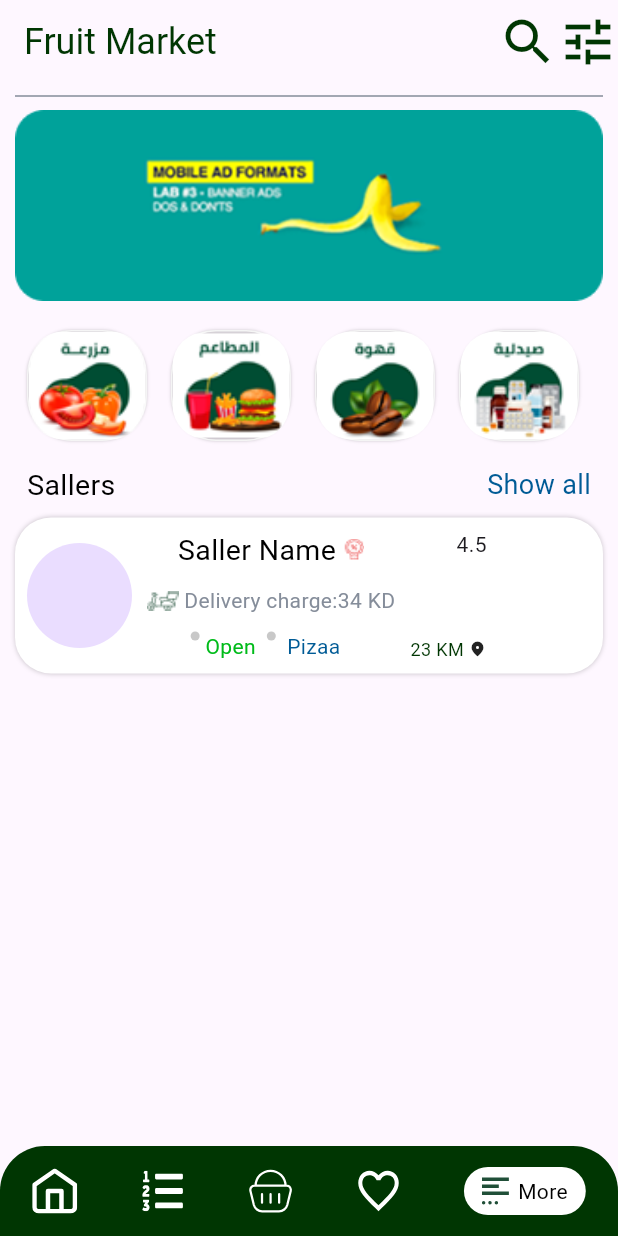
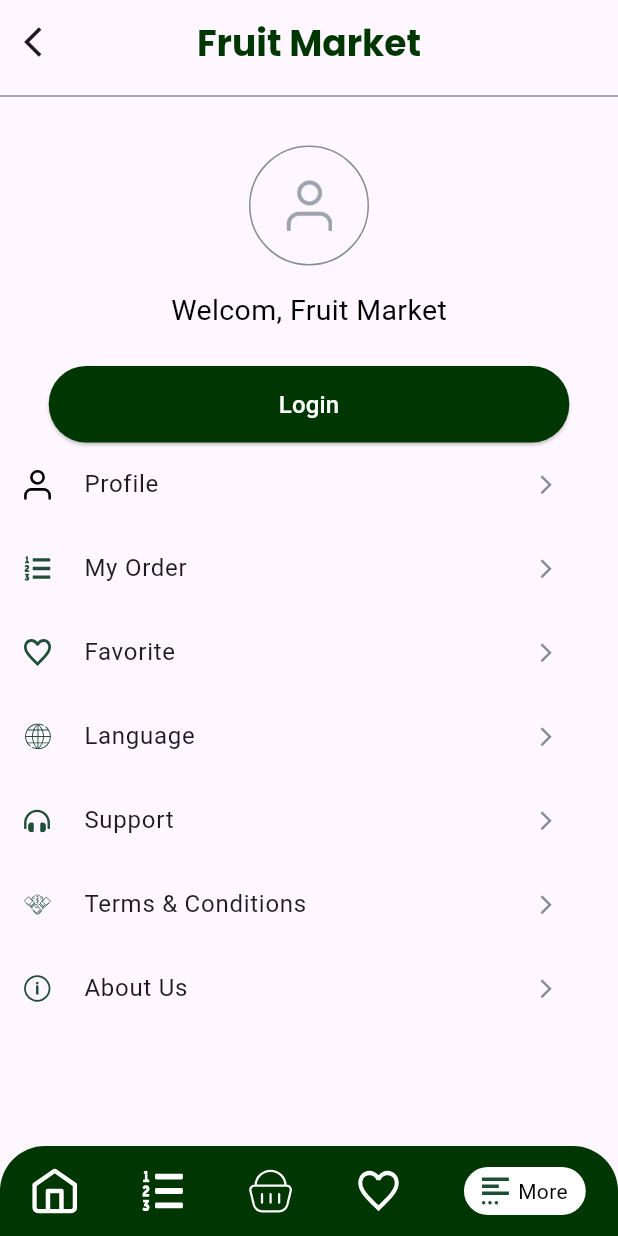
Before and after one commit to AyaNasserEzat/market, a Flutter app: the BottomNavigationBar screen opened by its route, item 5 of the bottom bar chosen, on a phone screen of 412 x 824 dp. Run offline on Flutter 3.47's test engine with Material 3 defaults, Android fonts, the phone set to English and light mode, and no system bars; our stand-ins replace flutter_screenutil, flutter_svg, go_router, pin_code_fields; Roboto replaces fonts that are missing (TitilliumWeb).

Commit message:
profile view

```diff
--- a/lib/core/utils/app_assets.dart
+++ b/lib/core/utils/app_assets.dart
@@ -15,4 +15,13 @@ class AppAssetes {
 
       static String offer="assets/images/offer.png";
 
+        static const String iconUser = 'assets/images/Icon feather-user.svg';
+
+  static const String favorite = 'assets/images/selected_faviort.svg';
+  static const String language = 'assets/images/langauge_icon.svg';
+  static const String support = 'assets/images/support_icon.svg';
+  static const String terms = 'assets/images/terms&condition_icon.svg';
+  static const String about = 'assets/images/about_us_icon.svg';
+
+
 }
--- a/lib/core/utils/app_strings.dart
+++ b/lib/core/utils/app_strings.dart
@@ -32,4 +32,12 @@ class AppStrings {
     static const String submit = 'Submit';
         static const String basket = 'Basket';
             static const String checkOut = 'Procced to Checkout';
+
+              static const String profile = 'Profile';
+  static const String myOrder = 'My Order';
+  static const String favorite = 'Favorite';
+  static const String language = 'Language';
+  static const String support = 'Support';
+  static const String terms = 'Terms & Conditions';
+  static const String aboutUs = 'About Us';
 }
--- a/lib/core/utils/text_style.dart
+++ b/lib/core/utils/text_style.dart
@@ -35,7 +35,7 @@ class CustomTextStyle {
        fontFamily: 'TitilliumWeb',
   );
    static TextStyle poppins=TextStyle(
-    fontSize: 24,color: AppColor.green,fontFamily: "Poppins"
+    fontSize: 24,color: AppColor.green,fontFamily: "Poppins",fontWeight: FontWeight.w700
   );
      static TextStyle TitilliumWebBold16=TextStyle(
     fontSize: 16,color: AppColor.green,fontFamily: "TitilliumWeb"
--- a/lib/feature/home/presentaion/views/bottom_navigation_bar.dart
+++ b/lib/feature/home/presentaion/views/bottom_navigation_bar.dart
@@ -4,6 +4,7 @@ import 'package:pure_soft/core/utils/app_assets.dart';
 import 'package:pure_soft/core/utils/app_color.dart';
 import 'package:pure_soft/feature/cart_feature/presentation/views/cart_view.dart';
 import 'package:pure_soft/feature/home/presentaion/views/home_view.dart';
+import 'package:pure_soft/feature/profile/presentation/views/profile_view.dart';
 
 class BottomNavigationBar extends StatefulWidget {
   @override
@@ -14,11 +15,12 @@ class _BottomNavigationBarState extends State<BottomNavigationBar> {
   int currentIndex = 0;
 
   final List<Widget> pages = [
+    HomeView(),
   HomeView(),
     HomeView(),
  CartView(),
-        HomeView(),
-          HomeView(),
+        ProfileView(),
+
   ];
 
   final List<_NavItemData> navItems = [
--- a/lib/feature/home/presentaion/views/product_details_view.dart
+++ b/lib/feature/home/presentaion/views/product_details_view.dart
@@ -25,6 +25,7 @@ Icon(        Icons.favorite),
     ),
     body: Padding(
       padding: const EdgeInsets.all(8.0),
+      child: SingleChildScrollView(
         child: Column(
           spacing: 10,
           children: [
@@ -41,6 +42,7 @@ Icon(        Icons.favorite),
           ],
         ),
       ),
+    ),
 
     );
   }
--- /dev/null
+++ b/lib/feature/profile/presentation/views/profile_view.dart
@@ -0,0 +1,76 @@
+import 'package:flutter/material.dart';
+import 'package:pure_soft/core/utils/app_assets.dart';
+import 'package:pure_soft/core/utils/app_color.dart';
+import 'package:pure_soft/core/utils/app_strings.dart';
+import 'package:pure_soft/core/utils/text_style.dart';
+import 'package:pure_soft/feature/auth_feature/presentation/views/widgets/custom_button.dart';
+import 'package:pure_soft/feature/profile/presentation/views/widgets/profil_item_list_tile.dart'
+    show ProfileItemListTile;
+import 'package:pure_soft/feature/profile/presentation/views/widgets/profile_image.dart';
+
+class ProfileView extends StatelessWidget {
+  const ProfileView({super.key});
+
+  @override
+  Widget build(BuildContext context) {
+    return Scaffold(
+      appBar: AppBar(
+        title: Text(AppStrings.appTitle, style: CustomTextStyle.poppins),
+        centerTitle: true,
+        leading: IconButton(onPressed: () {}, icon: Icon(Icons.arrow_back_ios)),
+      ),
+      body: SingleChildScrollView(
+        child: Column(
+          children: [
+            Divider(color: AppColor.gray, thickness: 1),
+            SizedBox(height: 25),
+            ProfileImage(),
+            SizedBox(height: 16),
+            Text("Welcom, Fruit Market", style: CustomTextStyle.bold19),
+            SizedBox(height: 24),
+            CustomButton(onpressed: () {}, text: 'Login'),
+
+           ProfileItemListTile(
+  imageurl: AppAssetes.iconUser,
+  title: AppStrings.profile,
+  onPressed: () {},
+),
+ProfileItemListTile(
+  imageurl: AppAssetes.selectedOrder,
+  title: AppStrings.myOrder,
+  onPressed: () {},
+),
+ProfileItemListTile(
+  imageurl: AppAssetes.favorite,
+  title: AppStrings.favorite,
+  onPressed: () {},
+),
+ProfileItemListTile(
+  imageurl: AppAssetes.language,
+  title: AppStrings.language,
+  onPressed: () {},
+),
+ProfileItemListTile(
+  imageurl: AppAssetes.support,
+  title: AppStrings.support,
+  onPressed: () {},
+),
+ProfileItemListTile(
+  imageurl: AppAssetes.terms,
+  title: AppStrings.terms,
+  onPressed: () {},
+),
+ProfileItemListTile(
+  imageurl: AppAssetes.about,
+  title: AppStrings.aboutUs,
+  onPressed: () {},
+),
+
+
+
+          ],
+        ),
+      ),
+    );
+  }
+}
--- /dev/null
+++ b/lib/feature/profile/presentation/views/widgets/profil_item_list_tile.dart
@@ -0,0 +1,20 @@
+import 'package:flutter/material.dart';
+import 'package:flutter_svg/flutter_svg.dart';
+import 'package:pure_soft/core/utils/app_color.dart';
+
+class ProfileItemListTile extends StatelessWidget {
+  const ProfileItemListTile({
+    super.key,required this.imageurl,required this.title,required this.onPressed
+  });
+  final String imageurl;
+final String title;
+final  void Function()? onPressed;
+  @override
+  Widget build(BuildContext context) {
+    return ListTile(
+      leading:SvgPicture.asset(imageurl,width: 18,height: 21,) ,
+      title: Text(title),
+      trailing: IconButton(icon: Icon( Icons.arrow_forward_ios,color: AppColor.gray,size: 15,),onPressed:onPressed ,),
+    );
+  }
+}
--- /dev/null
+++ b/lib/feature/profile/presentation/views/widgets/profile_image.dart
@@ -0,0 +1,22 @@
+import 'package:flutter/material.dart';
+import 'package:pure_soft/core/utils/app_color.dart';
+
+class ProfileImage extends StatelessWidget {
+  const ProfileImage({
+    super.key,
+  });
+
+  @override
+  Widget build(BuildContext context) {
+    return Container(
+      width: 80,
+      height: 80,
+
+      decoration: BoxDecoration(
+        shape: BoxShape.circle,
+        border: Border.all(color: AppColor.gray),
+      ),
+      child: Center(child: Image.asset('assets/images/Icon feather-user.png',width: 31,height: 34,)) ,
+    );
+  }
+}
```
Also changed, not shown: pubspec.yaml (+6 -5 lines), assets/images/Icon feather-user.png (added), assets/images/Icon feather-user.svg (added), assets/images/about_us_icon.svg (added), assets/images/langauge_icon.svg (added), assets/images/support_icon.svg (added), assets/images/terms&condition_icon.svg (added). Lines whose indentation alone changed are shown as unchanged.
